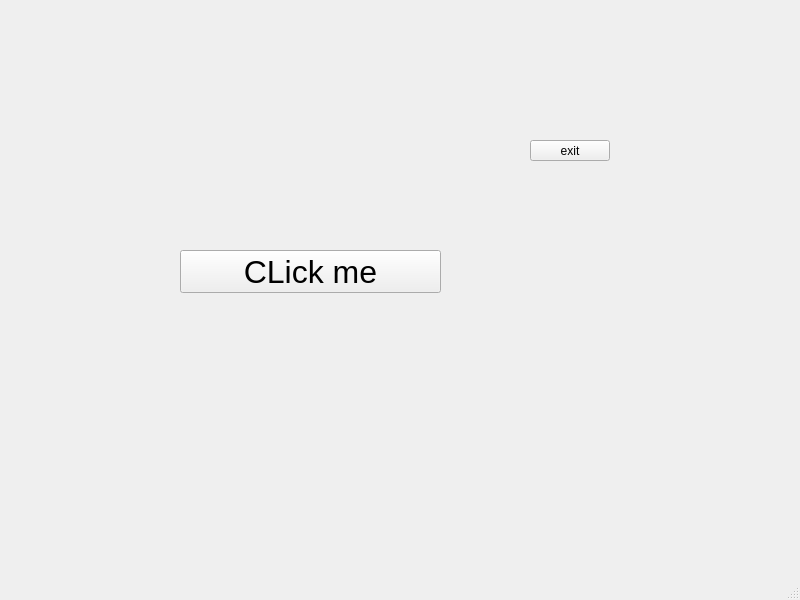
Qt form forms/mainwindow.ui (Wittyx/qt-explore) before a commit.
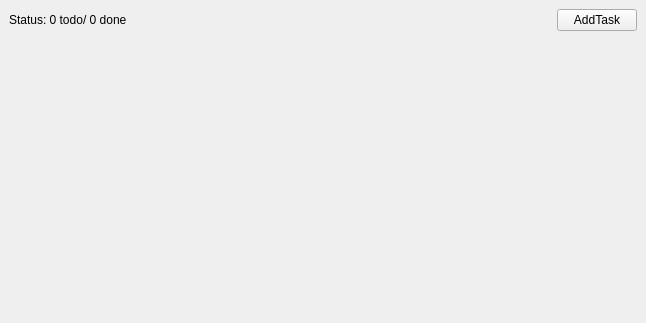
The same form after that commit.

The edit to the form file:
```diff
--- a/forms/mainwindow.ui
+++ b/forms/mainwindow.ui
@@ -6,57 +6,64 @@
    <rect>
     <x>0</x>
     <y>0</y>
-    <width>800</width>
-    <height>600</height>
+    <width>646</width>
+    <height>323</height>
    </rect>
   </property>
   <property name="windowTitle">
    <string>MainWindow</string>
   </property>
   <widget class="QWidget" name="centralwidget">
-   <widget class="QPushButton" name="clickButton">
-    <property name="geometry">
-     <rect>
-      <x>180</x>
-      <y>250</y>
-      <width>261</width>
-      <height>43</height>
-     </rect>
-    </property>
-    <property name="font">
-     <font>
-      <pointsize>24</pointsize>
-     </font>
-    </property>
-    <property name="text">
-     <string>CLick me</string>
-    </property>
-   </widget>
-   <widget class="QPushButton" name="exitButton">
-    <property name="geometry">
-     <rect>
-      <x>530</x>
-      <y>140</y>
-      <width>80</width>
-      <height>21</height>
-     </rect>
-    </property>
-    <property name="text">
-     <string>exit</string>
-    </property>
-   </widget>
+   <layout class="QVBoxLayout" name="verticalLayout">
+    <item>
+     <layout class="QHBoxLayout" name="todobarLayout">
+      <item>
+       <widget class="QLabel" name="statusLabel">
+        <property name="text">
+         <string>Status: 0 todo/ 0 done</string>
+        </property>
+       </widget>
+      </item>
+      <item>
+       <spacer name="horizontalSpacer">
+        <property name="orientation">
+         <enum>Qt::Horizontal</enum>
+        </property>
+        <property name="sizeHint" stdset="0">
+         <size>
+          <width>40</width>
+          <height>20</height>
+         </size>
+        </property>
+       </spacer>
+      </item>
+      <item>
+       <widget class="QPushButton" name="addTaskButton">
+        <property name="text">
+         <string>AddTask</string>
+        </property>
+       </widget>
+      </item>
+     </layout>
+    </item>
+    <item>
+     <layout class="QVBoxLayout" name="tasksLayout"/>
+    </item>
+    <item>
+     <spacer name="verticalSpacer">
+      <property name="orientation">
+       <enum>Qt::Vertical</enum>
+      </property>
+      <property name="sizeHint" stdset="0">
+       <size>
+        <width>20</width>
+        <height>278</height>
+       </size>
+      </property>
+     </spacer>
+    </item>
+   </layout>
   </widget>
-  <widget class="QMenuBar" name="menubar">
-   <property name="geometry">
-    <rect>
-     <x>0</x>
-     <y>0</y>
-     <width>800</width>
-     <height>19</height>
-    </rect>
-   </property>
-  </widget>
-  <widget class="QStatusBar" name="statusbar"/>
  </widget>
  <resources/>
  <connections>
```
Left out of the diff: 19 changed lines with no effect on the pictures.
